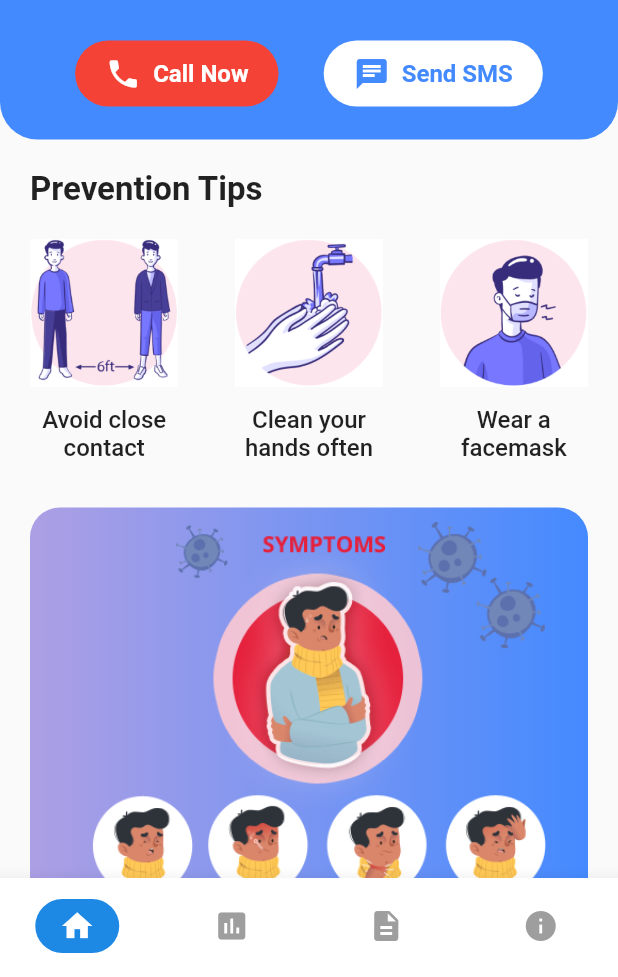
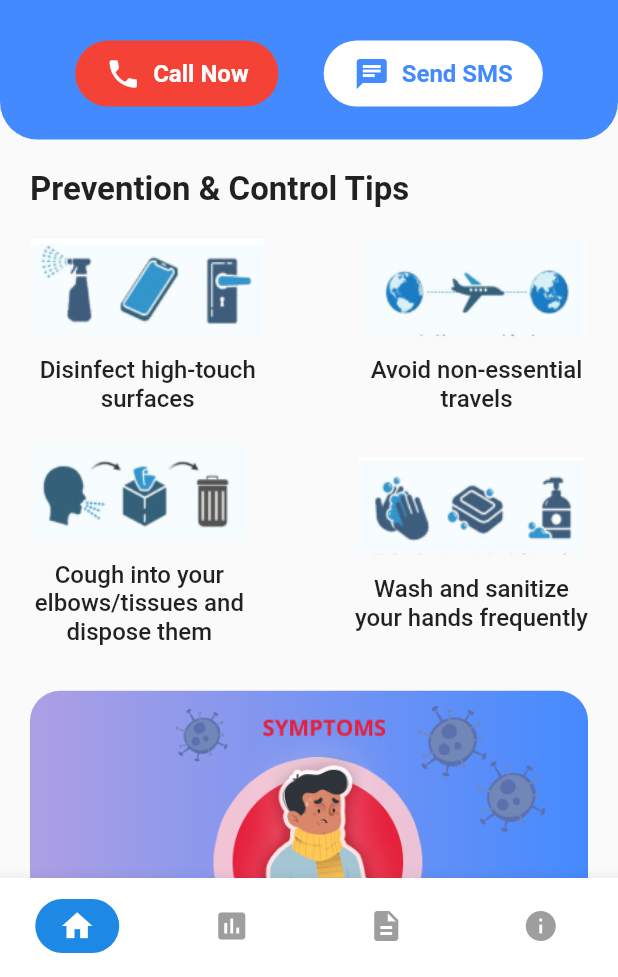
Before and after one commit to architjain-12/Flutter-covid19-world-tracker, a Flutter app: the screen it shows after launch, on a phone screen of 412 x 824 dp, the part 259-1236 px from its top. Run offline on Flutter 3.47's test engine with Material 2 defaults, Android fonts, the phone set to English and light mode, and no system bars; our stand-ins replace bubble_tab_indicator.

```diff
--- a/lib/components/india_region_card.dart
+++ b/lib/components/india_region_card.dart
@@ -171,7 +171,7 @@ class RegionCard extends StatelessWidget {
               FlatButton(
                 onPressed: (){
                   Navigator.push(context, MaterialPageRoute(builder: (context){
-                    return StateScreen(stateName: regionName);
+                    return StateScreen(stateName: regionName , totalCases: totalCases, totalDeaths: totalDeaths, totalInfected: totalInfected, totalRecovered: recovered, );
                   }));
                 },
                 child: Icon(Icons.expand_more)
--- a/lib/data/data.dart
+++ b/lib/data/data.dart
@@ -1,6 +1,11 @@
 
 final prevention = [
-  {'assets/images/distance.png': 'Avoid close\ncontact'},
-  {'assets/images/wash_hands.png': 'Clean your\nhands often'},
-  {'assets/images/mask.png': 'Wear a\nfacemask'},
+  {'assets/images/disinfect.png': 'Disinfect high-touch\nsurfaces'},
+  {'assets/images/noTravel.png': 'Avoid non-essential\ntravels'},
 ];
+
+
+final prevention2 = [
+  {'assets/images/cough.png': 'Cough into your \nelbows/tissues and \ndispose them'},
+  {'assets/images/washHands.png': 'Wash and sanitize\nyour hands frequently'},
+];
--- a/lib/screens/home_screen.dart
+++ b/lib/screens/home_screen.dart
@@ -163,7 +163,7 @@ class _HomeScreenState extends State<HomeScreen> {
           crossAxisAlignment: CrossAxisAlignment.start,
           children: <Widget>[
             Text(
-              'Prevention Tips',
+              'Prevention & Control Tips',
               style: const TextStyle(
                 fontSize: 22.0,
                 fontWeight: FontWeight.w600,
@@ -177,7 +177,30 @@ class _HomeScreenState extends State<HomeScreen> {
                         children: <Widget>[
                           Image.asset(
                             e.keys.first,
-                            height: screenHeight * 0.12,
+                            height: screenHeight * 0.08,
+                          ),
+                          SizedBox(height: screenHeight * 0.015),
+                          Text(
+                            e.values.first,
+                            style: const TextStyle(
+                              fontSize: 16.0,
+                              fontWeight: FontWeight.w500,
+                            ),
+                            textAlign: TextAlign.center,
+                          )
+                        ],
+                      ))
+                  .toList(),
+            ),
+            const SizedBox(height: 20.0),
+            Row(
+              mainAxisAlignment: MainAxisAlignment.spaceBetween,
+              children: prevention2
+                  .map((e) => Column(
+                        children: <Widget>[
+                          Image.asset(
+                            e.keys.first,
+                            height: screenHeight * 0.08,
                           ),
                           SizedBox(height: screenHeight * 0.015),
                           Text(
```
Also changed, not shown: lib/components/city_list.dart (added, +175 -0 lines), lib/screens/state_screen.dart (+67 -31 lines), lib/widgets/stats_grid.dart (+10 -5 lines), assets/images/cough.png (added), assets/images/disinfect.png (added), assets/images/noTravel.png (added), assets/images/washHands.png (added).
